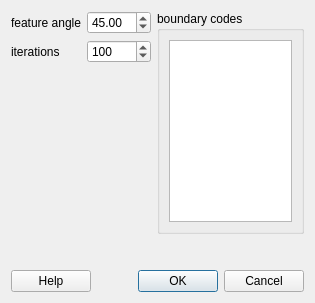
Above: guismoothsurface.ui from enGits/engrid before the change. Below: the same form after it.
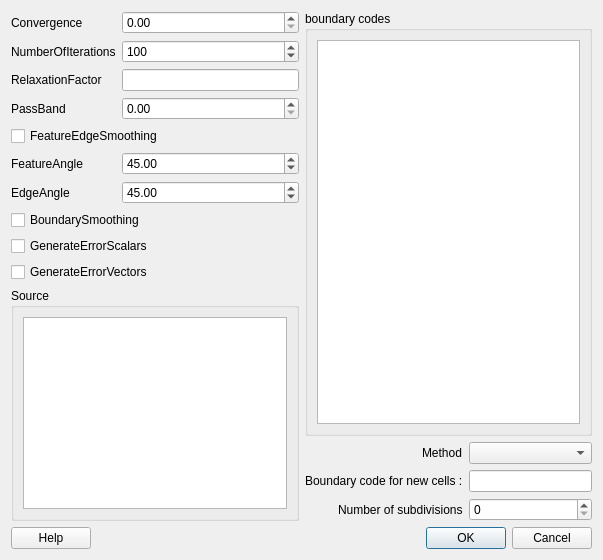
That is the form after the change. Icons and pictures are not drawn.

```diff
--- a/guismoothsurface.ui
+++ b/guismoothsurface.ui
@@ -5,8 +5,8 @@
    <rect>
     <x>0</x>
     <y>0</y>
-    <width>315</width>
-    <height>303</height>
+    <width>603</width>
+    <height>560</height>
    </rect>
   </property>
   <property name="windowTitle" >
@@ -15,59 +15,154 @@
   <property name="windowIcon" >
    <iconset resource="engrid.qrc" >:/icons/resources/icons/G.png</iconset>
   </property>
-  <layout class="QVBoxLayout" >
+  <layout class="QVBoxLayout" name="verticalLayout_2" >
    <item>
-    <layout class="QHBoxLayout" >
+    <layout class="QHBoxLayout" name="horizontalLayout" >
+     <property name="sizeConstraint" >
+      <enum>QLayout::SetMaximumSize</enum>
+     </property>
      <item>
-      <layout class="QGridLayout" >
-       <item row="0" column="1" >
-        <widget class="QDoubleSpinBox" name="doubleSpinBox" >
-         <property name="maximum" >
-          <double>180.000000000000000</double>
-         </property>
-         <property name="value" >
-          <double>45.000000000000000</double>
-         </property>
-        </widget>
+      <layout class="QVBoxLayout" name="verticalLayout" >
+       <item>
+        <layout class="QGridLayout" name="_3" >
+         <item row="2" column="0" >
+          <widget class="QLabel" name="label_8" >
+           <property name="text" >
+            <string>Convergence</string>
+           </property>
+          </widget>
+         </item>
+         <item row="3" column="0" >
+          <widget class="QLabel" name="label_11" >
+           <property name="text" >
+            <string>NumberOfIterations</string>
+           </property>
+          </widget>
+         </item>
+         <item row="4" column="0" >
+          <widget class="QLabel" name="label_12" >
+           <property name="text" >
+            <string>RelaxationFactor</string>
+           </property>
+          </widget>
+         </item>
+         <item row="7" column="0" >
+          <widget class="QLabel" name="label_13" >
+           <property name="text" >
+            <string>FeatureAngle</string>
+           </property>
+          </widget>
+         </item>
+         <item row="8" column="0" >
+          <widget class="QLabel" name="label_15" >
+           <property name="text" >
+            <string>EdgeAngle</string>
+           </property>
+          </widget>
+         </item>
+         <item row="7" column="1" >
+          <widget class="QDoubleSpinBox" name="doubleSpinBox_FeatureAngle" >
+           <property name="maximum" >
+            <double>180.000000000000000</double>
+           </property>
+           <property name="value" >
+            <double>45.000000000000000</double>
+           </property>
+          </widget>
+         </item>
+         <item row="3" column="1" >
+          <widget class="QSpinBox" name="spinBox_NumberOfIterations" >
+           <property name="maximum" >
+            <number>2147483647</number>
+           </property>
+           <property name="singleStep" >
+            <number>10</number>
+           </property>
+           <property name="value" >
+            <number>100</number>
+           </property>
+          </widget>
+         </item>
+         <item row="4" column="1" >
+          <widget class="QLineEdit" name="lineEdit_RelaxationFactor" />
+         </item>
+         <item row="6" column="0" colspan="2" >
+          <widget class="QCheckBox" name="checkBox_FeatureEdgeSmoothing" >
+           <property name="text" >
+            <string>FeatureEdgeSmoothing</string>
+           </property>
+          </widget>
+         </item>
+         <item row="8" column="1" >
+          <widget class="QDoubleSpinBox" name="doubleSpinBox_EdgeAngle" >
+           <property name="maximum" >
+            <double>180.000000000000000</double>
+           </property>
+           <property name="value" >
+            <double>45.000000000000000</double>
+           </property>
+          </widget>
+         </item>
+         <item row="9" column="0" colspan="2" >
+          <widget class="QCheckBox" name="checkBox_BoundarySmoothing" >
+           <property name="text" >
+            <string>BoundarySmoothing</string>
+           </property>
+          </widget>
+         </item>
+         <item row="10" column="0" colspan="2" >
+          <widget class="QCheckBox" name="checkBox_GenerateErrorScalars" >
+           <property name="text" >
+            <string>GenerateErrorScalars</string>
+           </property>
+          </widget>
+         </item>
+         <item row="11" column="0" colspan="2" >
+          <widget class="QCheckBox" name="checkBox_GenerateErrorVectors" >
+           <property name="text" >
+            <string>GenerateErrorVectors</string>
+           </property>
+          </widget>
+         </item>
+         <item row="2" column="1" >
+          <widget class="QDoubleSpinBox" name="doubleSpinBox_Convergence" >
+           <property name="maximum" >
+            <double>1.000000000000000</double>
+           </property>
+           <property name="singleStep" >
+            <double>0.010000000000000</double>
+           </property>
+          </widget>
+         </item>
+         <item row="5" column="0" >
+          <widget class="QLabel" name="label" >
+           <property name="text" >
+            <string>PassBand</string>
+           </property>
+          </widget>
+         </item>
+         <item row="5" column="1" >
+          <widget class="QDoubleSpinBox" name="doubleSpinBox_PassBand" >
+           <property name="maximum" >
+            <double>2.000000000000000</double>
+           </property>
+           <property name="singleStep" >
+            <double>0.100000000000000</double>
+           </property>
+          </widget>
+         </item>
+        </layout>
        </item>
-       <item row="0" column="0" >
-        <widget class="QLabel" name="label" >
-         <property name="text" >
-          <string>feature angle</string>
+       <item>
+        <widget class="QGroupBox" name="groupBox_2" >
+         <property name="title" >
+          <string>Source</string>
          </property>
-        </widget>
-       </item>
-       <item row="1" column="0" >
-        <widget class="QLabel" name="label_2" >
-         <property name="text" >
-          <string>iterations</string>
-         </property>
-        </widget>
-       </item>
-       <item row="2" column="0" >
-        <spacer>
-         <property name="orientation" >
-          <enum>Qt::Vertical</enum>
-         </property>
-         <property name="sizeHint" >
-          <size>
-           <width>20</width>
-           <height>40</height>
-          </size>
-         </property>
-        </spacer>
-       </item>
-       <item row="1" column="1" >
-        <widget class="QSpinBox" name="spinBox" >
-         <property name="maximum" >
-          <number>1000</number>
-         </property>
-         <property name="singleStep" >
-          <number>10</number>
-         </property>
-         <property name="value" >
-          <number>100</number>
-         </property>
+         <layout class="QVBoxLayout" name="_4" >
+          <item>
+           <widget class="QListWidget" name="listWidget_Source" />
+          </item>
+         </layout>
         </widget>
        </item>
       </layout>
@@ -87,17 +182,54 @@
         </widget>
        </item>
        <item>
-        <spacer>
-         <property name="orientation" >
-          <enum>Qt::Vertical</enum>
+        <layout class="QFormLayout" name="formLayout" >
+         <property name="fieldGrowthPolicy" >
+          <enum>QFormLayout::AllNonFixedFieldsGrow</enum>
          </property>
-         <property name="sizeHint" >
-          <size>
-           <width>20</width>
-           <height>40</height>
-          </size>
+         <property name="labelAlignment" >
+          <set>Qt::AlignRight|Qt::AlignTrailing|Qt::AlignVCenter</set>
          </property>
-        </spacer>
+         <item row="0" column="0" >
+          <widget class="QLabel" name="label_3" >
+           <property name="maximumSize" >
+            <size>
+             <width>41</width>
+             <height>16777215</height>
+            </size>
+           </property>
+           <property name="text" >
+            <string>Method :</string>
+           </property>
+          </widget>
+         </item>
+         <item row="0" column="1" >
+          <widget class="QComboBox" name="SmoothMethod" >
+           <property name="sizeAdjustPolicy" >
+            <enum>QComboBox::AdjustToContents</enum>
+           </property>
+          </widget>
+         </item>
+         <item row="1" column="0" >
+          <widget class="QLabel" name="label_4" >
+           <property name="text" >
+            <string>Boundary code for new cells :</string>
+           </property>
+          </widget>
+         </item>
+         <item row="1" column="1" >
+          <widget class="QLineEdit" name="lineEdit_BoundaryCode" />
+         </item>
+         <item row="2" column="0" >
+          <widget class="QLabel" name="label_2" >
+           <property name="text" >
+            <string>Number of subdivisions</string>
+           </property>
+          </widget>
+         </item>
+         <item row="2" column="1" >
+          <widget class="QSpinBox" name="spinBox_NumberOfSubdivisions" />
+         </item>
+        </layout>
        </item>
       </layout>
      </item>
@@ -117,7 +249,7 @@
        <property name="orientation" >
         <enum>Qt::Horizontal</enum>
        </property>
-       <property name="sizeHint" >
+       <property name="sizeHint" stdset="0" >
         <size>
          <width>40</width>
          <height>20</height>
@@ -131,7 +263,7 @@
         <enum>Qt::Horizontal</enum>
        </property>
        <property name="standardButtons" >
-        <set>QDialogButtonBox::Cancel|QDialogButtonBox::NoButton|QDialogButtonBox::Ok</set>
+        <set>QDialogButtonBox::Cancel|QDialogButtonBox::Ok</set>
        </property>
       </widget>
      </item>
```
Left out of the diff: 3 changed lines with no effect on the pictures.
